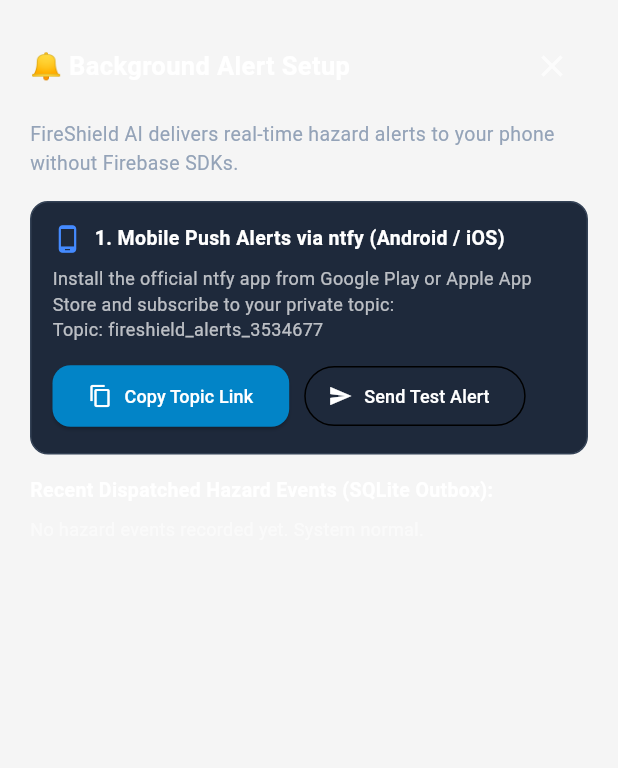
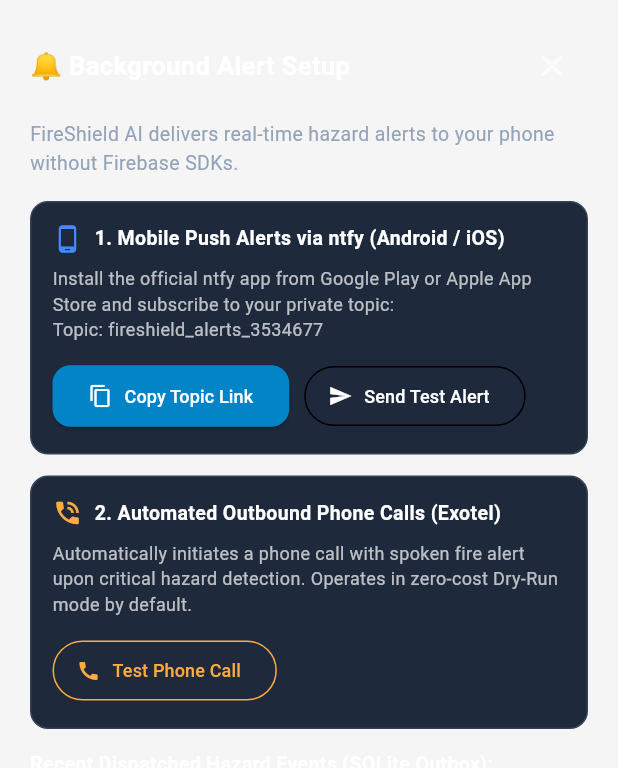
Before and after one commit to Nithin401/FireShieldAI, a Flutter app: the _NotificationSetupSheet widget shown alone on an empty page, opened directly, on a phone screen of 412 x 824 dp. Shown: the top 768 px of the screen. Run offline on Flutter 3.47's test engine with Material 3 defaults, Android fonts, the phone set to English and light mode, and no system bars; our stand-ins replace dio, firebase_auth, firebase_core, firebase_database, fl_chart, flutter_local_notifications and 9 more; missing offline and left inert: dart:js_interop; accounts and stored records are empty; generated files the repository leaves out were written again; network calls fail.

Commit message:
feat(voice): add Exotel automated voice alert controls and test call action

```diff
--- a/lib/presentation/features/dashboard/widgets/room_adaptive_risk_card.dart
+++ b/lib/presentation/features/dashboard/widgets/room_adaptive_risk_card.dart
@@ -248,6 +248,24 @@
     }
   }
 
+  Future<void> _triggerVoiceTestCall() async {
+    setState(() => _testMessage = '⏳ Requesting test voice call...');
+    final res = await FlaskApiService().triggerTestVoiceCall();
+    if (mounted) {
+      setState(() {
+        if (res != null && res['success'] == true) {
+          final isDryRun = res['is_dry_run'] == true;
+          _testMessage = isDryRun
+              ? '✅ Simulated Voice Call Accepted (Dry-Run: ${res['provider_call_sid']})'
+              : '📞 Live Voice Call Dispatched! (CallSid: ${res['provider_call_sid']})';
+        } else {
+          _testMessage = '❌ Voice call failed: ${res?['error'] ?? 'Unknown error'}';
+        }
+      });
+      _loadData();
+    }
+  }
+
   Future<void> _openNtfyTopic(String url) async {
     await Clipboard.setData(ClipboardData(text: url));
     if (mounted) {
@@ -351,6 +369,47 @@
             ),
             const SizedBox(height: 14),
 
+            // Card 2: Automated Outbound Voice Calls (Exotel)
+            Container(
+              padding: const EdgeInsets.all(14),
+              decoration: BoxDecoration(
+                color: const Color(0xFF1E293B),
+                borderRadius: BorderRadius.circular(12),
+                border: Border.all(color: const Color(0xFF334155)),
+              ),
+              child: Column(
+                crossAxisAlignment: CrossAxisAlignment.start,
+                children: [
+                  Row(
+                    children: [
+                      const Icon(Icons.phone_in_talk, color: Colors.orangeAccent, size: 20),
+                      const SizedBox(width: 8),
+                      const Text(
+                        '2. Automated Outbound Phone Calls (Exotel)',
+                        style: TextStyle(color: Colors.white, fontSize: 13, fontWeight: FontWeight.bold),
+                      ),
+                    ],
+                  ),
+                  const SizedBox(height: 8),
+                  const Text(
+                    'Automatically initiates a phone call with spoken fire alert upon critical hazard detection. Operates in zero-cost Dry-Run mode by default.',
+                    style: TextStyle(color: Colors.white70, fontSize: 12),
+                  ),
+                  const SizedBox(height: 12),
+                  OutlinedButton.icon(
+                    style: OutlinedButton.styleFrom(
+                      foregroundColor: Colors.orangeAccent,
+                      side: const BorderSide(color: Colors.orangeAccent),
+                    ),
+                    icon: const Icon(Icons.call, size: 16),
+                    label: const Text('Test Phone Call', style: TextStyle(fontSize: 12)),
+                    onPressed: _triggerVoiceTestCall,
+                  ),
+                ],
+              ),
+            ),
+            const SizedBox(height: 14),
+
             if (_testMessage != null) ...[
               Container(
                 padding: const EdgeInsets.all(10),
```
Also changed, not shown: lib/core/services/flask_api_service.dart (+31 -0 lines).
